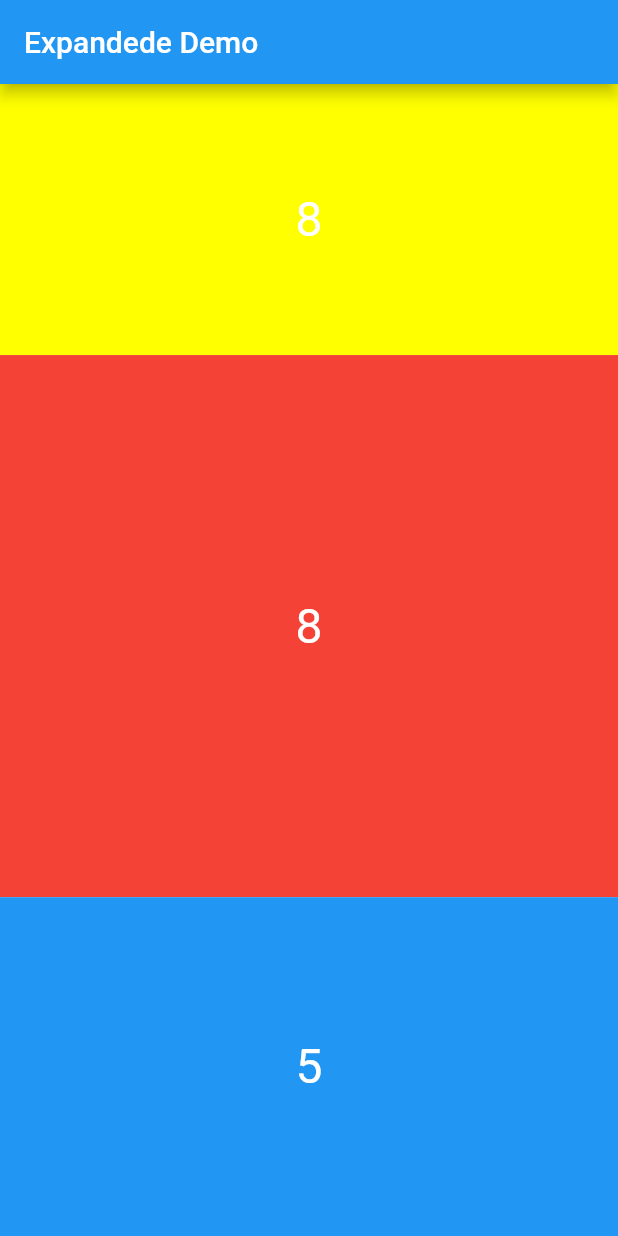
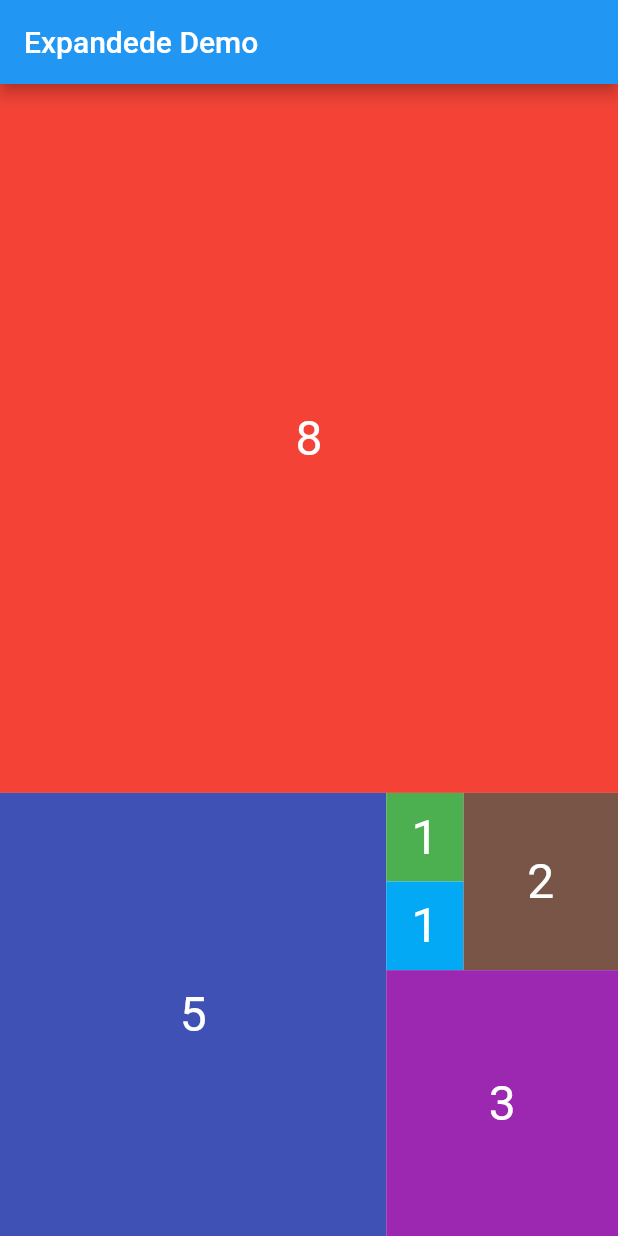
Before and after one commit to Ravindra-unuri/flutter_expanded, a Flutter app: the screen it shows after launch, on a phone screen of 412 x 824 dp. Run offline on Flutter 3.47's test engine with Material 2 defaults, Android fonts, the phone set to English and light mode, and no system bars.

Commit message:
26-04-2023 Third

```diff
--- a/lib/main.dart
+++ b/lib/main.dart
@@ -19,36 +19,58 @@ class MyApp extends StatelessWidget {
         child: Column(
           children: [
             Widget_customContainer(
-              col: Colors.yellowAccent,
-              flv: 4
-            ),
-            Expanded(
-              flex: 8,
-              child: Container(
-                constraints: BoxConstraints.expand(),
-                padding: EdgeInsetsDirectional.all(30),
-                color: Colors.red,
-                child: Center(child: Text('8',
-                  style: TextStyle(
-                    color: Colors.white,
-                    fontSize: 32,
-                  ),
-                )),
-              ),
+              col: Colors.red,
+              flv: 8
             ),
             Expanded(
               flex: 5,
-              child: Container(
-                padding: EdgeInsetsDirectional.all(30),
-                color: Colors.blue,
-                child: Center(child: Text('5',
-                  style: TextStyle(
-                  color: Colors.white,
-                  fontSize: 32,
-                ),
-                )),
+              child: Row(
+                children: [
+                  Widget_customContainer(
+                      col: Colors.indigo,
+                      flv: 5
+                  ),
+                  Expanded(
+                    flex: 3,
+                    child: Column(
+                      children: [
+                        Expanded(
+                          flex: 2,
+                            child: Row(
+                              children: [
+                                Expanded(
+                                  child: Column(
+                                    children: [
+                                      Widget_customContainer(
+                                          col: Colors.green,
+                                          flv: 1
+                                      ),
+                                      Widget_customContainer(
+                                          col: Colors.lightBlue,
+                                          flv: 1
+                                      ),
+                                    ],
+                                  ),
+                                ),
+                                Widget_customContainer(
+                                    col: Colors.brown,
+                                    flv: 2
+                                ),
+                              ],
+                            )),
+                        Widget_customContainer(
+                            col: Colors.purple,
+                            flv: 3
+                        ),
+
+                      ],
+                    ),
+                  ),
+
+                ],
               ),
             ),
+
           ],
         ),
       ),
@@ -63,9 +85,9 @@ Widget_customContainer({
     flex: flv,
     child: Container(
       constraints: BoxConstraints.expand(),
-      padding: EdgeInsetsDirectional.all(30),
+      // padding: EdgeInsetsDirectional.all(20),
       color: col,
-      child: Center(child: Text('8',
+      child: Center(child: Text('$flv',
         style: TextStyle(
           color: Colors.white,
           fontSize: 32,
```
